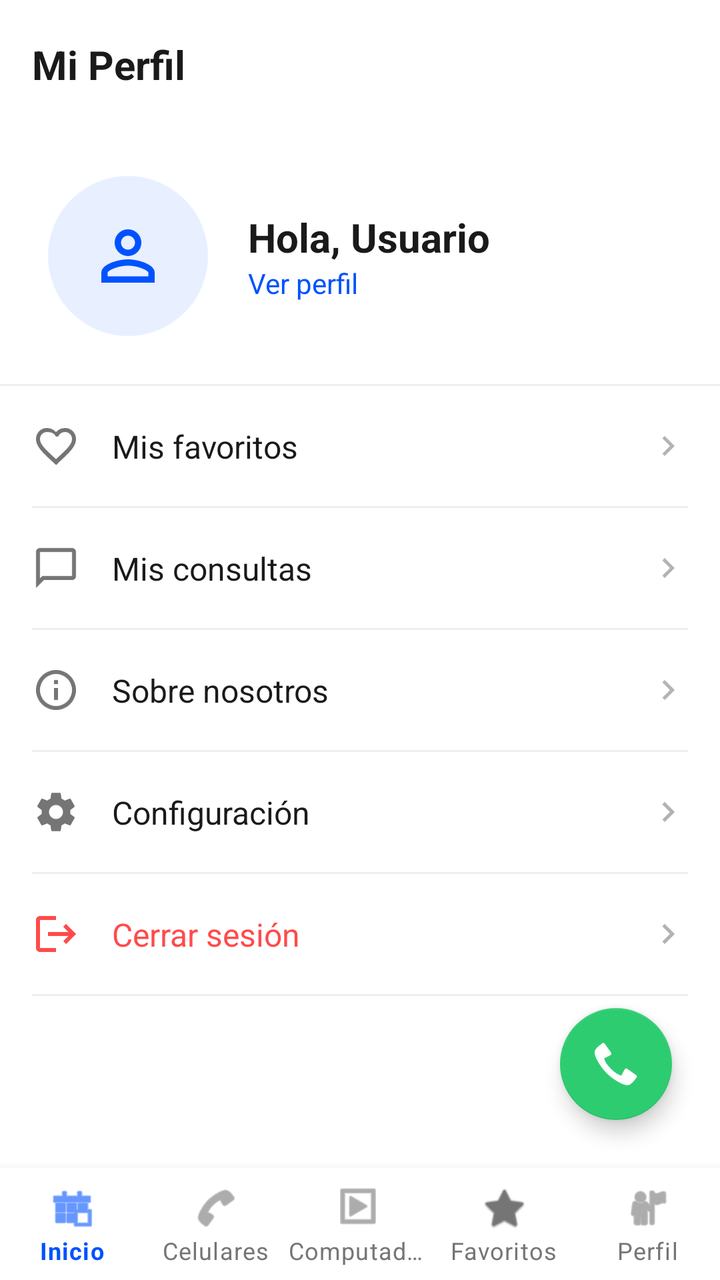
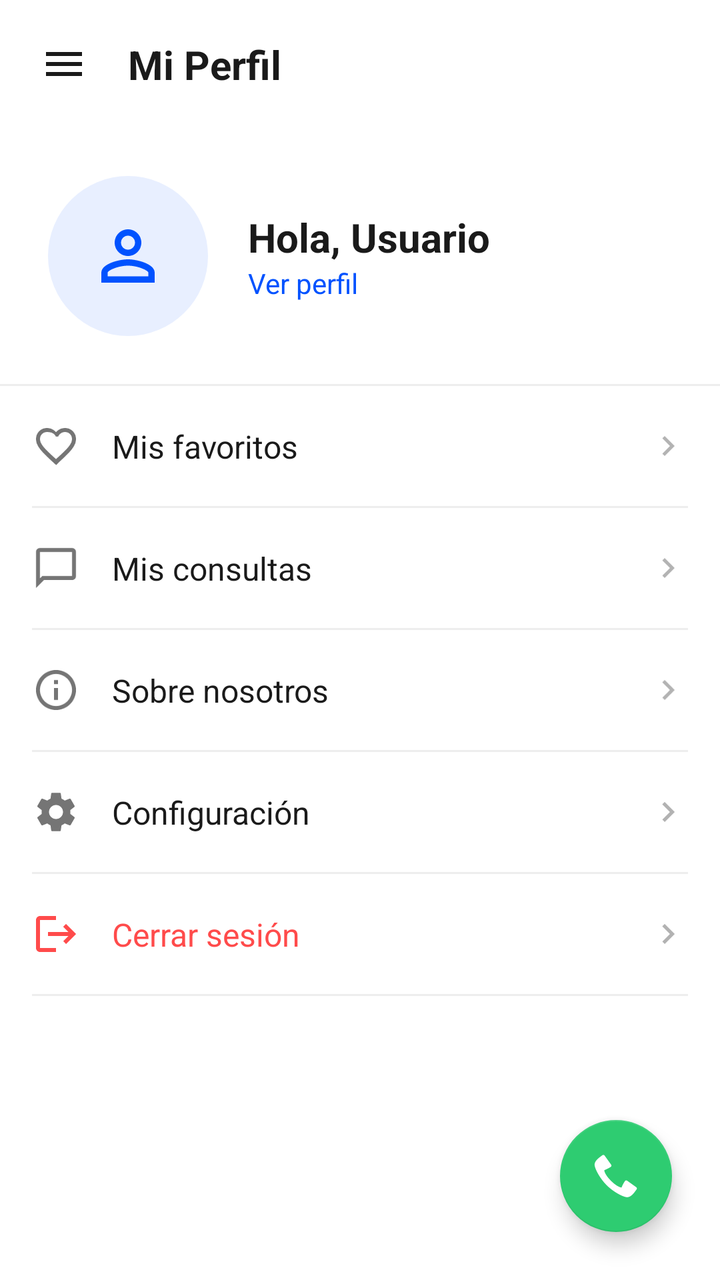

An Android layout rendered at two revisions. The XML below is the earlier revision; the diff shows what the commit changed to produce the second picture.
<!-- AndroidManifest.xml: application theme Theme.MyApplication -->
<!-- res/layout/profile_user.xml -->
<?xml version="1.0" encoding="utf-8"?>
<androidx.constraintlayout.widget.ConstraintLayout xmlns:android="http://schemas.android.com/apk/res/android"
    xmlns:app="http://schemas.android.com/apk/res-auto"
    xmlns:tools="http://schemas.android.com/tools"
    android:id="@+id/main"
    android:layout_width="match_parent"
    android:layout_height="match_parent"
    android:background="@color/white"
    tools:context=".MainActivity8">

    
    <androidx.constraintlayout.widget.ConstraintLayout
        android:id="@+id/cl_top_bar"
        android:layout_width="match_parent"
        android:layout_height="64dp"
        android:paddingHorizontal="16dp"
        app:layout_constraintTop_toTopOf="parent">

        <TextView
            android:id="@+id/tv_header_title"
            android:layout_width="wrap_content"
            android:layout_height="wrap_content"
            android:text="@string/profile_header"
            android:textColor="@color/text_black"
            android:textSize="20sp"
            android:textStyle="bold"
            app:layout_constraintBottom_toBottomOf="parent"
            app:layout_constraintStart_toStartOf="parent"
            app:layout_constraintTop_toTopOf="parent" />

    </androidx.constraintlayout.widget.ConstraintLayout>

    
    <androidx.constraintlayout.widget.ConstraintLayout
        android:id="@+id/cl_user_info"
        android:layout_width="match_parent"
        android:layout_height="wrap_content"
        android:padding="24dp"
        app:layout_constraintTop_toBottomOf="@id/cl_top_bar">

        <ImageView
            android:id="@+id/iv_avatar"
            android:layout_width="80dp"
            android:layout_height="80dp"
            android:background="@drawable/bg_logo_circle"
            android:contentDescription="@null"
            android:padding="20dp"
            android:src="@drawable/ic_person_outline"
            app:layout_constraintBottom_toBottomOf="parent"
            app:layout_constraintStart_toStartOf="parent"
            app:layout_constraintTop_toTopOf="parent"
            app:tint="@color/brand_blue" />

        <TextView
            android:id="@+id/tv_user_name"
            android:layout_width="wrap_content"
            android:layout_height="wrap_content"
            android:layout_marginStart="20dp"
            android:text="@string/user_name"
            android:textColor="@color/text_black"
            android:textSize="20sp"
            android:textStyle="bold"
            app:layout_constraintBottom_toTopOf="@+id/tv_view_profile"
            app:layout_constraintStart_toEndOf="@id/iv_avatar"
            app:layout_constraintTop_toTopOf="@id/iv_avatar"
            app:layout_constraintVertical_chainStyle="packed" />

        <TextView
            android:id="@+id/tv_view_profile"
            android:layout_width="wrap_content"
            android:layout_height="wrap_content"
            android:text="@string/view_profile"
            android:textColor="@color/brand_blue"
            android:textSize="14sp"
            app:layout_constraintBottom_toBottomOf="@id/iv_avatar"
            app:layout_constraintStart_toStartOf="@id/tv_user_name"
            app:layout_constraintTop_toBottomOf="@id/tv_user_name" />

    </androidx.constraintlayout.widget.ConstraintLayout>

    <View
        android:id="@+id/v_divider_top"
        android:layout_width="match_parent"
        android:layout_height="1dp"
        android:background="@color/divider_grey"
        app:layout_constraintTop_toBottomOf="@id/cl_user_info" />

    
    <LinearLayout
        android:id="@+id/ll_menu_container"
        android:layout_width="match_parent"
        android:layout_height="wrap_content"
        android:orientation="vertical"
        android:paddingHorizontal="16dp"
        app:layout_constraintTop_toBottomOf="@id/v_divider_top">

        
        <androidx.constraintlayout.widget.ConstraintLayout
            android:layout_width="match_parent"
            android:layout_height="60dp">

            <ImageView
                android:id="@+id/iv_menu_fav"
                android:layout_width="24dp"
                android:layout_height="24dp"
                android:contentDescription="@null"
                android:src="@drawable/ic_heart"
                app:layout_constraintBottom_toBottomOf="parent"
                app:layout_constraintStart_toStartOf="parent"
                app:layout_constraintTop_toTopOf="parent"
                app:tint="@color/text_grey" />

            <TextView
                android:layout_width="0dp"
                android:layout_height="wrap_content"
                android:layout_marginStart="16dp"
                android:text="@string/menu_favs"
                android:textColor="@color/text_black"
                android:textSize="16sp"
                app:layout_constraintBottom_toBottomOf="parent"
                app:layout_constraintEnd_toStartOf="@+id/iv_arrow1"
                app:layout_constraintStart_toEndOf="@id/iv_menu_fav"
                app:layout_constraintTop_toTopOf="parent" />

            <ImageView
                android:id="@+id/iv_arrow1"
                android:layout_width="20dp"
                android:layout_height="20dp"
                android:alpha="0.3"
                android:contentDescription="@null"
                android:src="@drawable/ic_chevron_right"
                app:layout_constraintBottom_toBottomOf="parent"
                app:layout_constraintEnd_toEndOf="parent"
                app:layout_constraintTop_toTopOf="parent" />
        </androidx.constraintlayout.widget.ConstraintLayout>

        <View
            android:layout_width="match_parent"
            android:layout_height="1dp"
            android:background="@color/divider_grey" />

        
        <androidx.constraintlayout.widget.ConstraintLayout
            android:layout_width="match_parent"
            android:layout_height="60dp">

            <ImageView
                android:id="@+id/iv_menu_queries"
                android:layout_width="24dp"
                android:layout_height="24dp"
                android:contentDescription="@null"
                android:src="@drawable/ic_chat_bubble"
                app:layout_constraintBottom_toBottomOf="parent"
                app:layout_constraintStart_toStartOf="parent"
                app:layout_constraintTop_toTopOf="parent"
                app:tint="@color/text_grey" />

            <TextView
                android:layout_width="0dp"
                android:layout_height="wrap_content"
                android:layout_marginStart="16dp"
                android:text="@string/menu_queries"
                android:textColor="@color/text_black"
                android:textSize="16sp"
                app:layout_constraintBottom_toBottomOf="parent"
                app:layout_constraintEnd_toStartOf="@+id/iv_arrow2"
                app:layout_constraintStart_toEndOf="@id/iv_menu_queries"
                app:layout_constraintTop_toTopOf="parent" />

            <ImageView
                android:id="@+id/iv_arrow2"
                android:layout_width="20dp"
                android:layout_height="20dp"
                android:alpha="0.3"
                android:contentDescription="@null"
                android:src="@drawable/ic_chevron_right"
                app:layout_constraintBottom_toBottomOf="parent"
                app:layout_constraintEnd_toEndOf="parent"
                app:layout_constraintTop_toTopOf="parent" />
        </androidx.constraintlayout.widget.ConstraintLayout>

        <View
            android:layout_width="match_parent"
            android:layout_height="1dp"
            android:background="@color/divider_grey" />

        
        <androidx.constraintlayout.widget.ConstraintLayout
            android:layout_width="match_parent"
            android:layout_height="60dp">

            <ImageView
                android:id="@+id/iv_menu_about"
                android:layout_width="24dp"
                android:layout_height="24dp"
                android:contentDescription="@null"
                android:src="@drawable/ic_info_outline"
                app:layout_constraintBottom_toBottomOf="parent"
                app:layout_constraintStart_toStartOf="parent"
                app:layout_constraintTop_toTopOf="parent"
                app:tint="@color/text_grey" />

            <TextView
                android:layout_width="0dp"
                android:layout_height="wrap_content"
                android:layout_marginStart="16dp"
                android:text="@string/menu_about"
                android:textColor="@color/text_black"
                android:textSize="16sp"
                app:layout_constraintBottom_toBottomOf="parent"
                app:layout_constraintEnd_toStartOf="@+id/iv_arrow3"
                app:layout_constraintStart_toEndOf="@id/iv_menu_about"
                app:layout_constraintTop_toTopOf="parent" />

            <ImageView
                android:id="@+id/iv_arrow3"
                android:layout_width="20dp"
                android:layout_height="20dp"
                android:alpha="0.3"
                android:contentDescription="@null"
                android:src="@drawable/ic_chevron_right"
                app:layout_constraintBottom_toBottomOf="parent"
                app:layout_constraintEnd_toEndOf="parent"
                app:layout_constraintTop_toTopOf="parent" />
        </androidx.constraintlayout.widget.ConstraintLayout>

        <View
            android:layout_width="match_parent"
            android:layout_height="1dp"
            android:background="@color/divider_grey" />

        
        <androidx.constraintlayout.widget.ConstraintLayout
            android:layout_width="match_parent"
            android:layout_height="60dp">

            <ImageView
                android:id="@+id/iv_menu_settings"
                android:layout_width="24dp"
                android:layout_height="24dp"
                android:contentDescription="@null"
                android:src="@drawable/ic_settings_outline"
                app:layout_constraintBottom_toBottomOf="parent"
                app:layout_constraintStart_toStartOf="parent"
                app:layout_constraintTop_toTopOf="parent"
                app:tint="@color/text_grey" />

            <TextView
                android:layout_width="0dp"
                android:layout_height="wrap_content"
                android:layout_marginStart="16dp"
                android:text="@string/menu_settings"
                android:textColor="@color/text_black"
                android:textSize="16sp"
                app:layout_constraintBottom_toBottomOf="parent"
                app:layout_constraintEnd_toStartOf="@+id/iv_arrow4"
                app:layout_constraintStart_toEndOf="@id/iv_menu_settings"
                app:layout_constraintTop_toTopOf="parent" />

            <ImageView
                android:id="@+id/iv_arrow4"
                android:layout_width="20dp"
                android:layout_height="20dp"
                android:alpha="0.3"
                android:contentDescription="@null"
                android:src="@drawable/ic_chevron_right"
                app:layout_constraintBottom_toBottomOf="parent"
                app:layout_constraintEnd_toEndOf="parent"
                app:layout_constraintTop_toTopOf="parent" />
        </androidx.constraintlayout.widget.ConstraintLayout>

        <View
            android:layout_width="match_parent"
            android:layout_height="1dp"
            android:background="@color/divider_grey" />

        
        <androidx.constraintlayout.widget.ConstraintLayout
            android:layout_width="match_parent"
            android:layout_height="60dp">

            <ImageView
                android:id="@+id/iv_menu_logout"
                android:layout_width="24dp"
                android:layout_height="24dp"
                android:contentDescription="@null"
                android:src="@drawable/ic_logout"
                app:layout_constraintBottom_toBottomOf="parent"
                app:layout_constraintStart_toStartOf="parent"
                app:layout_constraintTop_toTopOf="parent"
                app:tint="@color/logout_red" />

            <TextView
                android:layout_width="0dp"
                android:layout_height="wrap_content"
                android:layout_marginStart="16dp"
                android:text="@string/menu_logout"
                android:textColor="@color/logout_red"
                android:textSize="16sp"
                app:layout_constraintBottom_toBottomOf="parent"
                app:layout_constraintEnd_toStartOf="@+id/iv_arrow5"
                app:layout_constraintStart_toEndOf="@id/iv_menu_logout"
                app:layout_constraintTop_toTopOf="parent" />

            <ImageView
                android:id="@+id/iv_arrow5"
                android:layout_width="20dp"
                android:layout_height="20dp"
                android:alpha="0.3"
                android:contentDescription="@null"
                android:src="@drawable/ic_chevron_right"
                app:layout_constraintBottom_toBottomOf="parent"
                app:layout_constraintEnd_toEndOf="parent"
                app:layout_constraintTop_toTopOf="parent" />
        </androidx.constraintlayout.widget.ConstraintLayout>

        <View
            android:layout_width="match_parent"
            android:layout_height="1dp"
            android:background="@color/divider_grey" />

    </LinearLayout>

    
    <com.google.android.material.floatingactionbutton.FloatingActionButton
        android:id="@+id/fab_call"
        android:layout_width="wrap_content"
        android:layout_height="wrap_content"
        android:layout_margin="24dp"
        android:contentDescription="@null"
        android:src="@android:drawable/stat_sys_phone_call"
        app:backgroundTint="@color/brand_green"
        app:layout_constraintBottom_toTopOf="@id/bottom_nav"
        app:layout_constraintEnd_toEndOf="parent"
        app:tint="@color/white" />

    <com.google.android.material.bottomnavigation.BottomNavigationView
        android:id="@+id/bottom_nav"
        android:layout_width="match_parent"
        android:layout_height="wrap_content"
        android:background="@color/white"
        app:itemIconTint="@color/bottom_nav_color"
        app:itemTextColor="@color/bottom_nav_color"
        app:labelVisibilityMode="labeled"
        app:layout_constraintBottom_toBottomOf="parent"
        app:menu="@menu/bottom_nav_menu" />

</androidx.constraintlayout.widget.ConstraintLayout>
<!-- resources referenced by this layout -->
<resources>
  <color name="brand_blue">#0052FF</color>
  <color name="brand_green">#2ECC71</color>
  <color name="divider_grey">#EEEEEE</color>
  <color name="logout_red">#FF4B4B</color>
  <color name="text_black">#1A1A1A</color>
  <color name="text_grey">#757575</color>
  <color name="white">#FFFFFFFF</color>
  <!-- drawable bg_logo_circle (drawable) -->
  <?xml version="1.0" encoding="utf-8"?>
  <shape xmlns:android="http://schemas.android.com/apk/res/android"
      android:shape="oval">
      <solid android:color="@color/brand_light_blue" />
  </shape>
  <!-- drawable ic_chat_bubble (drawable) -->
  <vector xmlns:android="http://schemas.android.com/apk/res/android"
      android:width="24dp"
      android:height="24dp"
      android:viewportWidth="24"
      android:viewportHeight="24">
      <path
          android:fillColor="#000000"
          android:pathData="M20,2H4C2.9,2 2,2.9 2,4v18l4,-4h14c1.1,0 2,-0.9 2,-2V4C22,2.9 21.1,2 20,2zM20,16H5.17L4,17.17V4h16V16z" />
  </vector>
  <!-- drawable ic_chevron_right (drawable) -->
  <vector xmlns:android="http://schemas.android.com/apk/res/android"
      android:width="24dp"
      android:height="24dp"
      android:viewportWidth="24"
      android:viewportHeight="24">
      <path
          android:fillColor="#000000"
          android:pathData="M10,6L8.59,7.41L13.17,12l-4.58,4.59L10,18l6,-6L10,6z" />
  </vector>
  <!-- drawable ic_logout (drawable) -->
  <vector xmlns:android="http://schemas.android.com/apk/res/android"
      android:width="24dp"
      android:height="24dp"
      android:viewportWidth="24"
      android:viewportHeight="24">
      <path
          android:fillColor="#000000"
          android:pathData="M17,7l-1.41,1.41L18.17,11H8v2h10.17l-2.58,2.58L17,17l5,-5L17,7zM4,5h8V3H4C2.9,3 2,3.9 2,5v14c0,1.1 0.9,2 2,2h8v-2H4V5z" />
  </vector>
  <string name="menu_about">Sobre nosotros</string>
  <string name="menu_favs">Mis favoritos</string>
  <string name="menu_logout">Cerrar sesión</string>
  <string name="menu_queries">Mis consultas</string>
  <string name="menu_settings">Configuración</string>
  <string name="profile_header">Mi Perfil</string>
  <string name="user_name">Hola, Usuario</string>
  <string name="view_profile">Ver perfil</string>
  <style name="Theme.MyApplication" parent="Theme.MaterialComponents.DayNight.DarkActionBar">
          
          <item name="colorPrimary">@color/purple_500</item>
          <item name="colorPrimaryVariant">@color/purple_700</item>
          <item name="colorOnPrimary">@color/white</item>
          
          <item name="colorSecondary">@color/teal_200</item>
          <item name="colorSecondaryVariant">@color/teal_700</item>
          <item name="colorOnSecondary">@color/black</item>
          
          <item name="android:statusBarColor">?attr/colorPrimaryVariant</item>
          
      </style>
  <color name="brand_light_blue">#E8EFFF</color>
  <color name="purple_500">#FF6200EE</color>
  <color name="purple_700">#FF3700B3</color>
  <color name="teal_200">#FF03DAC5</color>
  <color name="teal_700">#FF018786</color>
  <color name="black">#FF000000</color>
  <!-- unchanged entries left out for length: 4 -->
</resources>

<!-- the commit's change to res/layout/profile_user.xml (unified diff, before → after) -->
@@ -16,16 +16,29 @@
         android:paddingHorizontal="16dp"
         app:layout_constraintTop_toTopOf="parent">
 
+        <ImageView
+            android:id="@+id/iv_menu"
+            android:layout_width="32dp"
+            android:layout_height="32dp"
+            android:padding="4dp"
+            android:src="@drawable/ic_menu"
+            app:layout_constraintBottom_toBottomOf="parent"
+            app:layout_constraintStart_toStartOf="parent"
+            app:layout_constraintTop_toTopOf="parent"
+            app:tint="@color/text_black"
+            android:contentDescription="@null" />
+
         <TextView
             android:id="@+id/tv_header_title"
             android:layout_width="wrap_content"
             android:layout_height="wrap_content"
+            android:layout_marginStart="16dp"
             android:text="@string/profile_header"
             android:textColor="@color/text_black"
             android:textSize="20sp"
             android:textStyle="bold"
             app:layout_constraintBottom_toBottomOf="parent"
-            app:layout_constraintStart_toStartOf="parent"
+            app:layout_constraintStart_toEndOf="@id/iv_menu"
             app:layout_constraintTop_toTopOf="parent" />
 
     </androidx.constraintlayout.widget.ConstraintLayout>
@@ -330,19 +343,8 @@
         android:contentDescription="@null"
         android:src="@android:drawable/stat_sys_phone_call"
         app:backgroundTint="@color/brand_green"
-        app:layout_constraintBottom_toTopOf="@id/bottom_nav"
+        app:layout_constraintBottom_toBottomOf="parent"
         app:layout_constraintEnd_toEndOf="parent"
         app:tint="@color/white" />
 
-    <com.google.android.material.bottomnavigation.BottomNavigationView
-        android:id="@+id/bottom_nav"
-        android:layout_width="match_parent"
-        android:layout_height="wrap_content"
-        android:background="@color/white"
-        app:itemIconTint="@color/bottom_nav_color"
-        app:itemTextColor="@color/bottom_nav_color"
-        app:labelVisibilityMode="labeled"
-        app:layout_constraintBottom_toBottomOf="parent"
-        app:menu="@menu/bottom_nav_menu" />
-
 </androidx.constraintlayout.widget.ConstraintLayout>
<!-- resource entries referenced after the edit -->
@@ -43,6 +43,16 @@
           android:fillColor="#000000"
           android:pathData="M17,7l-1.41,1.41L18.17,11H8v2h10.17l-2.58,2.58L17,17l5,-5L17,7zM4,5h8V3H4C2.9,3 2,3.9 2,5v14c0,1.1 0.9,2 2,2h8v-2H4V5z" />
   </vector>
+  <!-- drawable ic_menu (drawable) -->
+  <vector xmlns:android="http://schemas.android.com/apk/res/android"
+      android:width="24dp"
+      android:height="24dp"
+      android:viewportWidth="24"
+      android:viewportHeight="24">
+      <path
+          android:fillColor="#000000"
+          android:pathData="M3,18h18v-2H3v2zM3,13h18v-2H3v2zM3,6v2h18V6H3z" />
+  </vector>
   <string name="menu_about">Sobre nosotros</string>
   <string name="menu_favs">Mis favoritos</string>
   <string name="menu_logout">Cerrar sesión</string>
@@ -51,7 +61,7 @@
   <string name="profile_header">Mi Perfil</string>
   <string name="user_name">Hola, Usuario</string>
   <string name="view_profile">Ver perfil</string>
-  <style name="Theme.MyApplication" parent="Theme.MaterialComponents.DayNight.DarkActionBar">
+  <style name="Theme.MyApplication" parent="Theme.MaterialComponents.DayNight.NoActionBar">
           
           <item name="colorPrimary">@color/purple_500</item>
           <item name="colorPrimaryVariant">@color/purple_700</item>
@@ -63,6 +73,9 @@
           
           <item name="android:statusBarColor">?attr/colorPrimaryVariant</item>
           
+          <item name="android:editTextColor">@color/text_black</item>
+          <item name="android:textColorPrimary">@color/text_black</item>
+          
       </style>
   <color name="brand_light_blue">#E8EFFF</color>
   <color name="purple_500">#FF6200EE</color>
